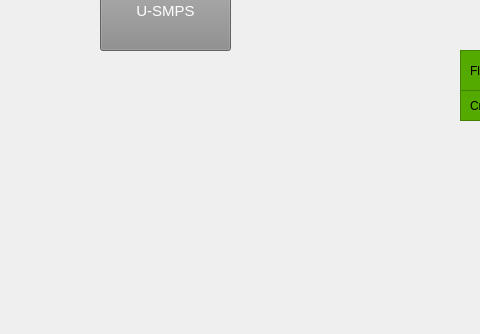
Above: mainstartup.ui from walkblank/measureTool before the change; both pictures show x 500 to 980 and y 350 to 684 of the 1162 by 684 pixel window. Below: the same form after it.
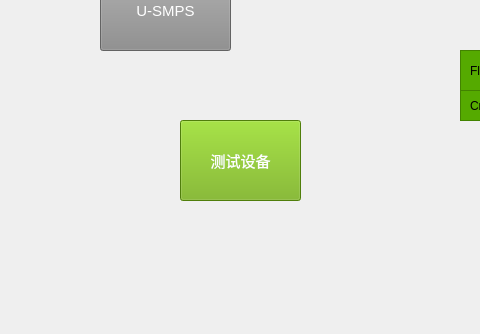
That is the form after the change. Icons and pictures are not drawn.

Commit message: 1. add test dev page and other function

```diff
--- a/mainstartup.ui
+++ b/mainstartup.ui
@@ -502,6 +502,29 @@
      </item>
     </layout>
    </widget>
+   <widget class="QPushButton" name="openTestDevBtn">
+    <property name="geometry">
+     <rect>
+      <x>680</x>
+      <y>470</y>
+      <width>121</width>
+      <height>81</height>
+     </rect>
+    </property>
+    <property name="font">
+     <font>
+      <family>Arial</family>
+      <pointsize>11</pointsize>
+     </font>
+    </property>
+    <property name="styleSheet">
+     <string notr="true">color: rgb(255, 255, 255);
+background-color: rgb(112, 176, 15);</string>
+    </property>
+    <property name="text">
+     <string>测试设备</string>
+    </property>
+   </widget>
   </widget>
  </widget>
  <resources/>
```
The commit also changes 16 other files.
